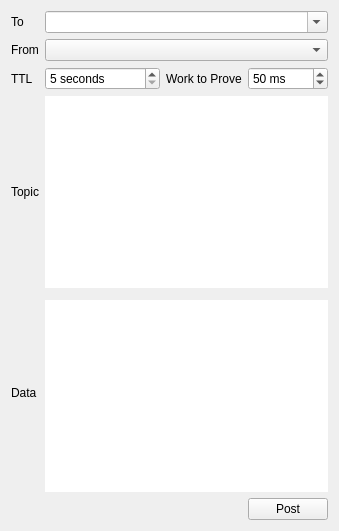
Before: the Qt Designer form plugins/whisper/Whisper.ui in ethereum/alethzero, drawn with Qt 5.
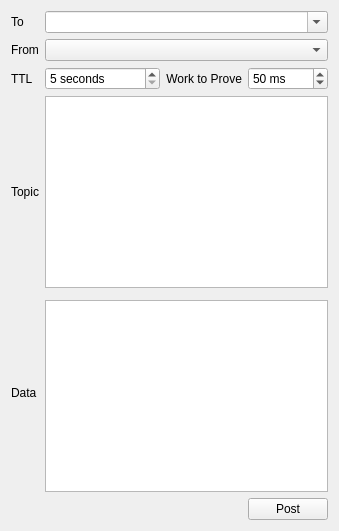
After: the same form once the commit is applied.

Commit message: sending messages enabled

Diff of the .ui file:
```diff
--- a/plugins/whisper/Whisper.ui
+++ b/plugins/whisper/Whisper.ui
@@ -30,6 +30,9 @@
        <property name="text">
         <string>Work to Prove</string>
        </property>
+       <property name="alignment">
+         <set>Qt::AlignLeading|Qt::AlignRight|Qt::AlignVCenter</set>
+       </property>
       </widget>
      </item>
      <item row="5" column="1" colspan="4">
@@ -41,7 +44,7 @@
         </sizepolicy>
        </property>
        <property name="frameShape">
-        <enum>QFrame::NoFrame</enum>
+        <enum>QFrame::StyledPanel</enum>
        </property>
        <property name="lineWidth">
         <number>0</number>
@@ -57,7 +60,7 @@
         </sizepolicy>
        </property>
        <property name="frameShape">
-        <enum>QFrame::NoFrame</enum>
+        <enum>QFrame::StyledPanel</enum>
        </property>
        <property name="lineWidth">
         <number>0</number>
```
The commit also changes 2 other files.
